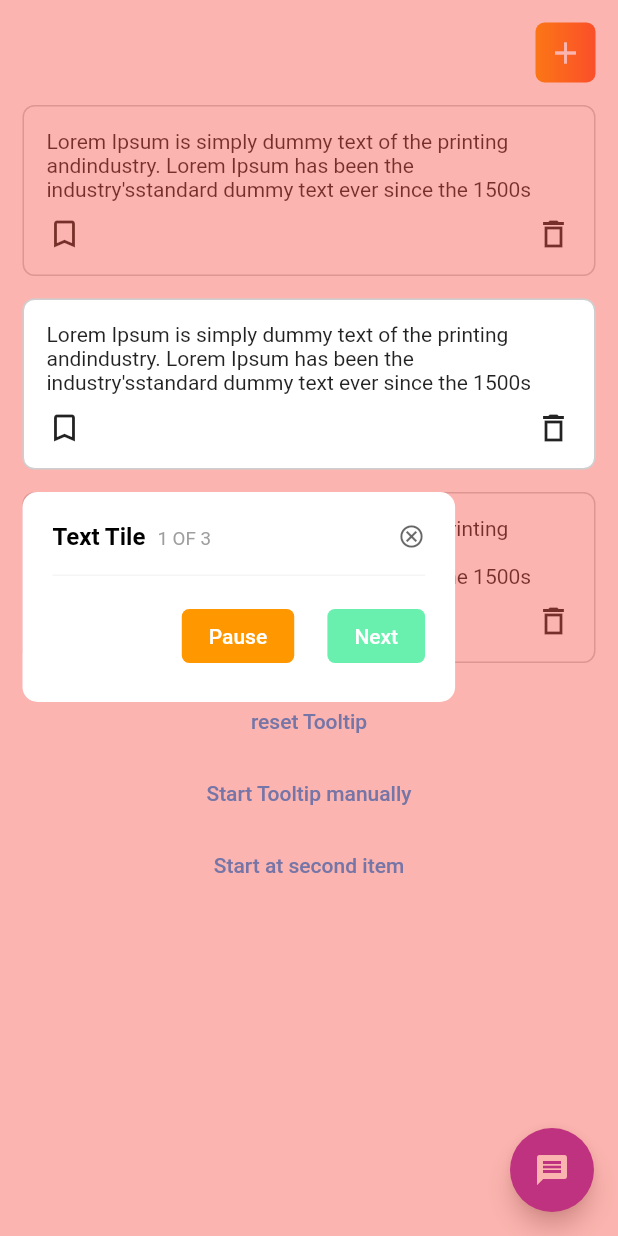
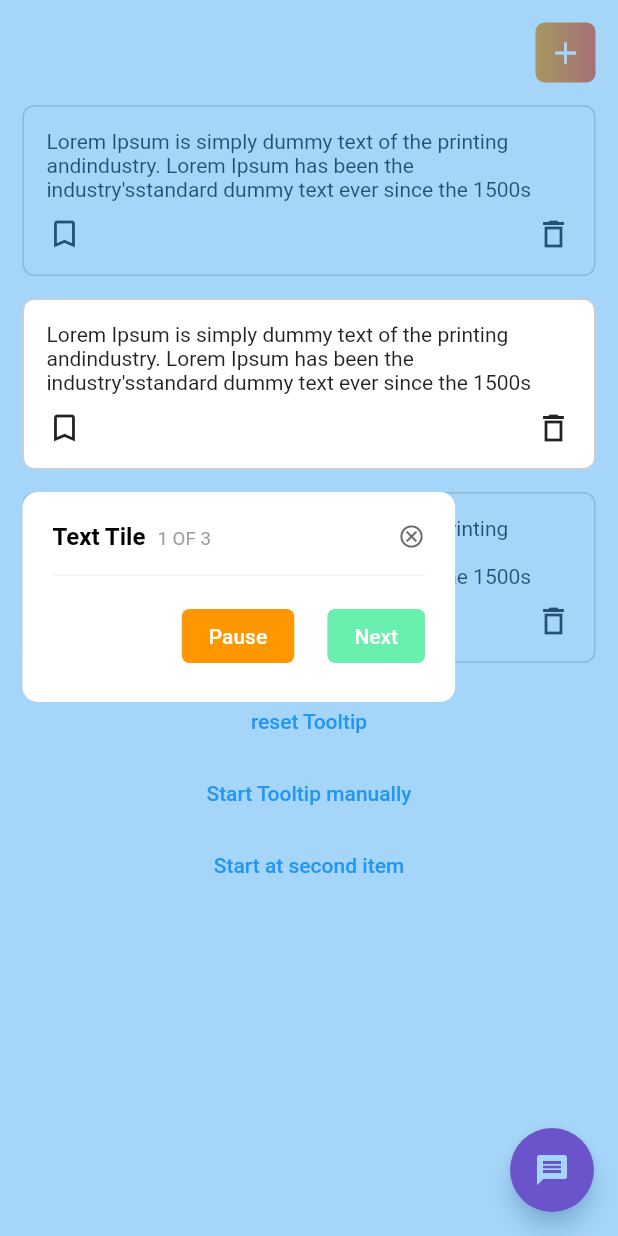
Before and after one commit to Deuque/overlay_tooltip, a Flutter app: the screen it shows after launch, on a phone screen of 412 x 824 dp. Run offline on Flutter 3.47's test engine with Material 2 defaults, Android fonts, the phone set to English and light mode, and no system bars.

Commit message:
update project example

```diff
--- a/example/lib/main.dart
+++ b/example/lib/main.dart
@@ -68,7 +68,7 @@ class _MySamplePageState extends State<MySamplePage> {
         child: Container(
           height: double.infinity,
           width: double.infinity,
-          color: Colors.red.withOpacity(.4),
+          color: Colors.blue.withOpacity(.4),
         ),
       ),
       builder: (context) => Scaffold(
```
